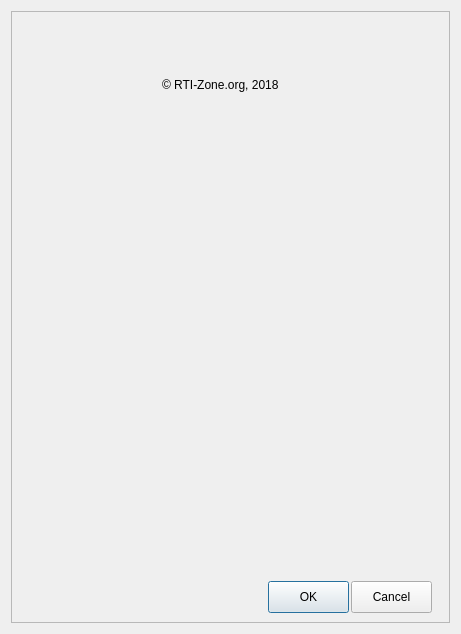
The window that iOptronV3.ui (rpineau/iOptronV3) describes before a commit, drawn with Qt 5.
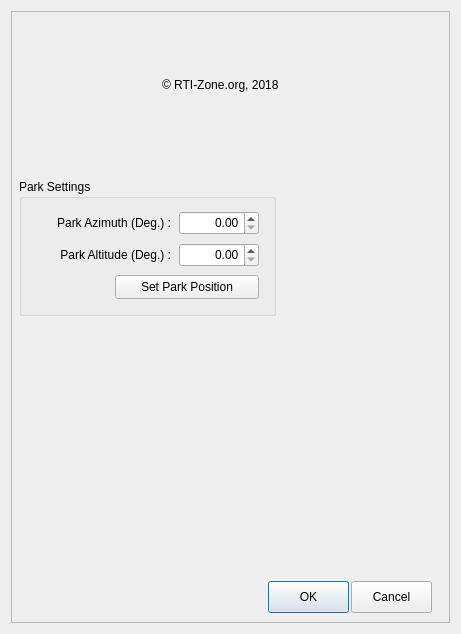
The same window after the commit. Custom widgets are drawn as their Qt base class.

Commit message: Added UI interface to set the mount park position

```diff
--- a/iOptronV3.ui
+++ b/iOptronV3.ui
@@ -115,6 +115,96 @@
        </item>
       </layout>
      </widget>
+     <widget class="QGroupBox" name="groupBox">
+      <property name="geometry">
+       <rect>
+        <x>8</x>
+        <y>168</y>
+        <width>257</width>
+        <height>137</height>
+       </rect>
+      </property>
+      <property name="title">
+       <string>Park Settings</string>
+      </property>
+      <widget class="QDoubleSpinBox" name="parkAz">
+       <property name="geometry">
+        <rect>
+         <x>160</x>
+         <y>32</y>
+         <width>80</width>
+         <height>24</height>
+        </rect>
+       </property>
+       <property name="alignment">
+        <set>Qt::AlignRight|Qt::AlignTrailing|Qt::AlignVCenter</set>
+       </property>
+       <property name="maximum">
+        <double>360.000000000000000</double>
+       </property>
+      </widget>
+      <widget class="QLabel" name="label">
+       <property name="geometry">
+        <rect>
+         <x>8</x>
+         <y>32</y>
+         <width>144</width>
+         <height>24</height>
+        </rect>
+       </property>
+       <property name="text">
+        <string>Park Azimuth (Deg.) :</string>
+       </property>
+       <property name="alignment">
+        <set>Qt::AlignRight|Qt::AlignTrailing|Qt::AlignVCenter</set>
+       </property>
+      </widget>
+      <widget class="QLabel" name="label_2">
+       <property name="geometry">
+        <rect>
+         <x>0</x>
+         <y>64</y>
+         <width>152</width>
+         <height>24</height>
+        </rect>
+       </property>
+       <property name="text">
+        <string>Park Altitude (Deg.) :</string>
+       </property>
+       <property name="alignment">
+        <set>Qt::AlignRight|Qt::AlignTrailing|Qt::AlignVCenter</set>
+       </property>
+      </widget>
+      <widget class="QDoubleSpinBox" name="parkAlt">
+       <property name="geometry">
+        <rect>
+         <x>160</x>
+         <y>64</y>
+         <width>80</width>
+         <height>24</height>
+        </rect>
+       </property>
+       <property name="alignment">
+        <set>Qt::AlignRight|Qt::AlignTrailing|Qt::AlignVCenter</set>
+       </property>
+       <property name="maximum">
+        <double>90.000000000000000</double>
+       </property>
+      </widget>
+      <widget class="QPushButton" name="pushButton">
+       <property name="geometry">
+        <rect>
+         <x>96</x>
+         <y>96</y>
+         <width>144</width>
+         <height>24</height>
+        </rect>
+       </property>
+       <property name="text">
+        <string>Set Park Position</string>
+       </property>
+      </widget>
+     </widget>
     </widget>
    </item>
   </layout>
```
The commit also changes 1 other file.
